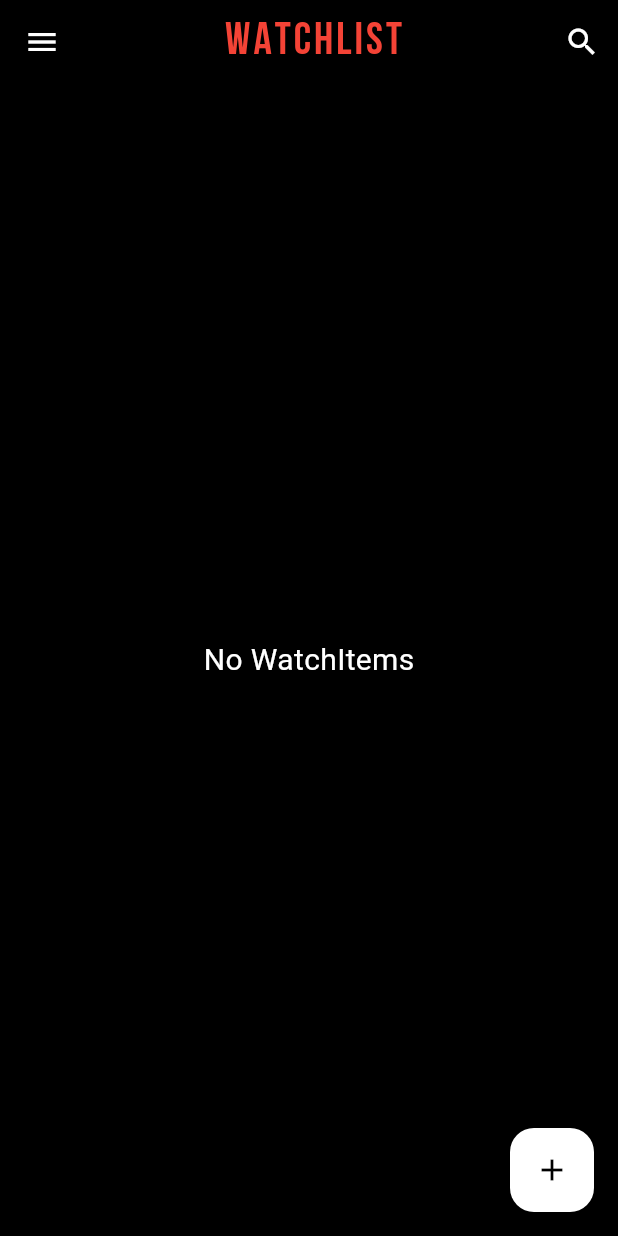
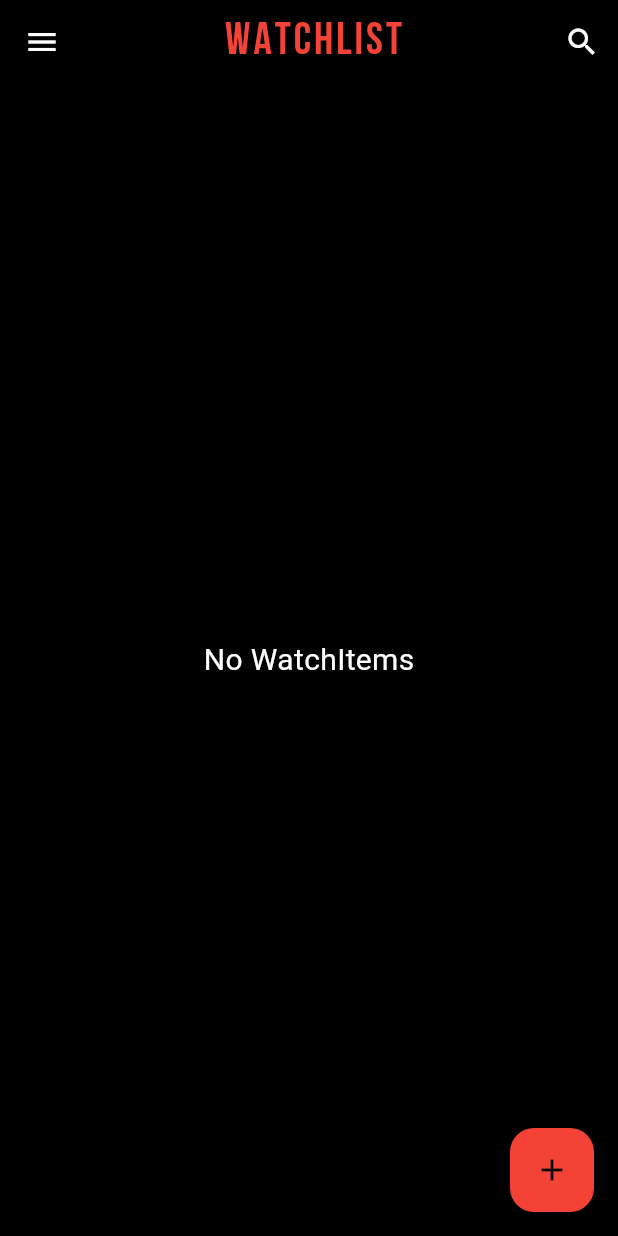
Before and after one commit to hilmizr/ets_cinema_app, a Flutter app: the screen it shows after launch, on a phone screen of 412 x 824 dp. Run offline on Flutter 3.47's test engine with Material 3 defaults, Android fonts, the phone set to English and light mode, and no system bars; our stand-ins replace sqflite; accounts and stored records are empty.

Commit message:
changes the add button to red

```diff
--- a/lib/pages/watch_list.dart
+++ b/lib/pages/watch_list.dart
@@ -108,7 +108,7 @@ class _WatchListState extends State<WatchList> {
             : buildWatchItems(),
       ),
       floatingActionButton: FloatingActionButton(
-        backgroundColor: Colors.white,
+        backgroundColor: Colors.red,
         child: Icon(
           Icons.add,
           color: Colors.black,
--- a/lib/widgets/watch_form_widget.dart
+++ b/lib/widgets/watch_form_widget.dart
@@ -60,7 +60,7 @@ class WatchFormWidget extends StatelessWidget {
       Container(
         child: ClipRRect(
             borderRadius: BorderRadius.circular(20),
-            child: cover_img != null ? Image.asset('images/poster_placeholder.jpg') : Image.network(cover_img!),
+            child: cover_img != null ? Image.asset('images/poster_placeholder.jpg') : Image.network(this.cover_img!),
         ),
       ),
       TextFormField(
```
